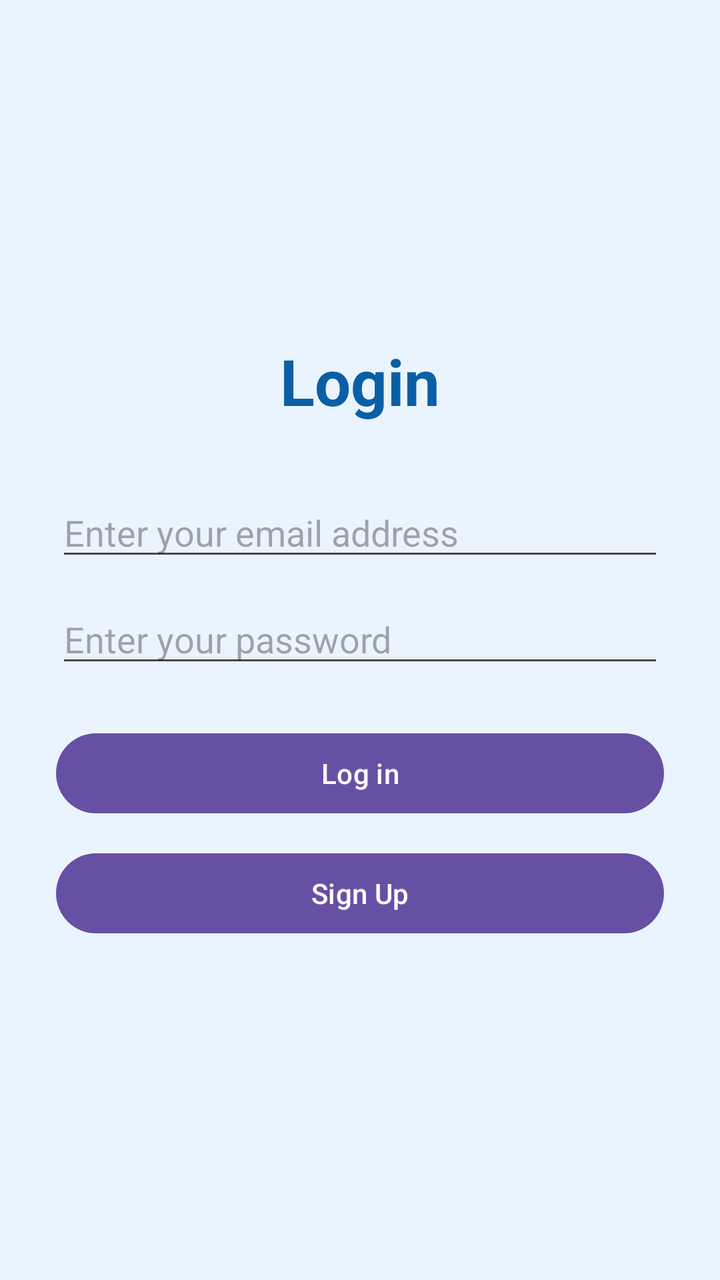
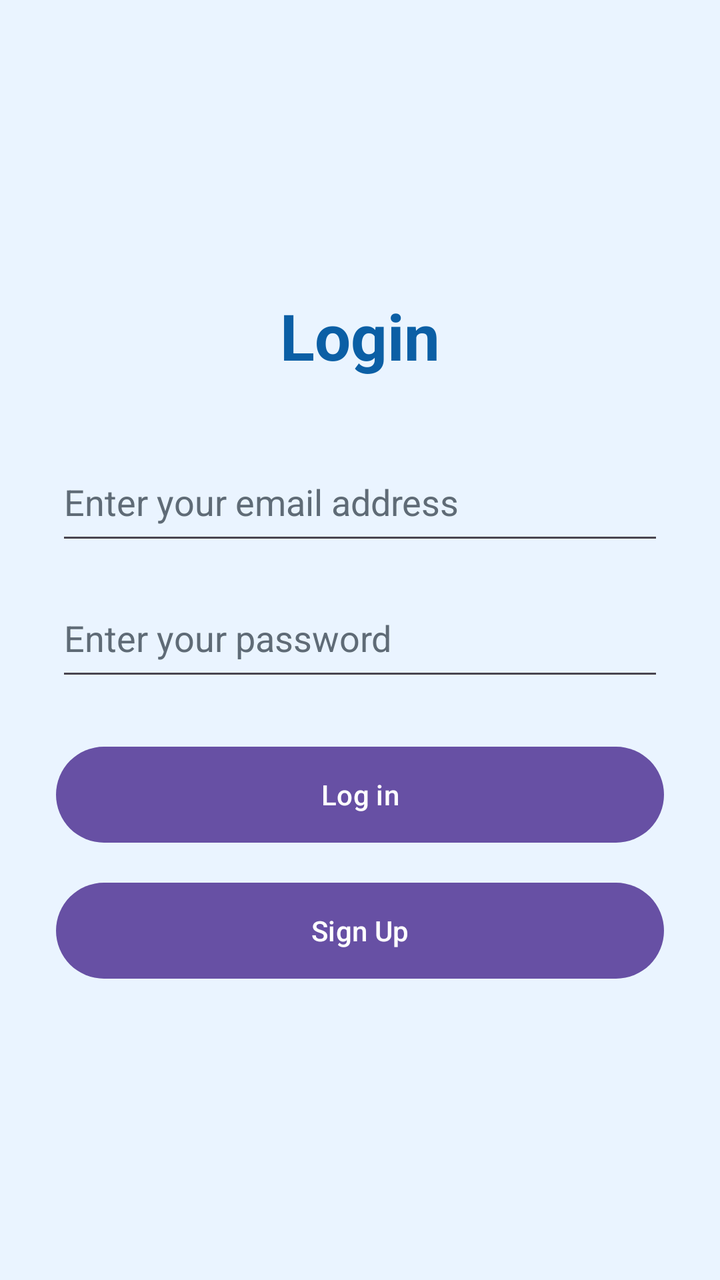

Two renders of the same Android screen: before a commit and after it. Below are the layout's source before the change and the commit's diff.
<!-- AndroidManifest.xml: application theme Theme.SmartAcademia -->
<!-- res/layout/activity_login.xml -->
<?xml version="1.0" encoding="utf-8"?>
<LinearLayout xmlns:android="http://schemas.android.com/apk/res/android"
    android:layout_width="match_parent"
    android:layout_height="match_parent"
    android:orientation="vertical"
    android:padding="28dp"
    android:gravity="center"
    android:background="#EAF4FF">

    <TextView
        android:layout_width="wrap_content"
        android:layout_height="wrap_content"
        android:text="@string/login_title"
        android:textSize="32sp"
        android:textStyle="bold"
        android:textColor="#0B5FA5"
        android:layout_marginBottom="32dp" />

    <EditText
        android:id="@+id/emailEditText"
        android:layout_width="match_parent"
        android:layout_height="wrap_content"
        android:hint="@string/email_hint"
        android:inputType="textEmailAddress" />

    <EditText
        android:id="@+id/passwordEditText"
        android:layout_width="match_parent"
        android:layout_height="wrap_content"
        android:hint="@string/password_hint"
        android:inputType="textPassword"
        android:layout_marginTop="12dp" />

    <Button
        android:id="@+id/loginButton"
        android:layout_width="match_parent"
        android:layout_height="wrap_content"
        android:text="@string/login_button"
        android:layout_marginTop="24dp" />

    <Button
        android:id="@+id/registerButton"
        android:layout_width="match_parent"
        android:layout_height="wrap_content"
        android:text="@string/signup_button"
        android:layout_marginTop="12dp" />

</LinearLayout>
<!-- resources referenced by this layout -->
<resources>
  <string name="email_hint">Enter your email address</string>
  <string name="login_button">Log in</string>
  <string name="login_title">Login</string>
  <string name="password_hint">Enter your password</string>
  <string name="signup_button">Sign Up</string>
  <style name="Theme.SmartAcademia" parent="Base.Theme.SmartAcademia" />
  <style name="Base.Theme.SmartAcademia" parent="Theme.Material3.DayNight.NoActionBar">
          
          
      </style>
</resources>

<!-- the commit's change to res/layout/activity_login.xml (unified diff, before → after) -->
@@ -19,30 +19,38 @@
     <EditText
         android:id="@+id/emailEditText"
         android:layout_width="match_parent"
-        android:layout_height="wrap_content"
+        android:layout_height="56dp"
         android:hint="@string/email_hint"
-        android:inputType="textEmailAddress" />
+        android:inputType="textEmailAddress"
+        android:autofillHints="emailAddress"
+        android:textColor="#1F2933"
+        android:textColorHint="#5F6B76" />
 
     <EditText
         android:id="@+id/passwordEditText"
         android:layout_width="match_parent"
-        android:layout_height="wrap_content"
+        android:layout_height="56dp"
+        android:layout_marginTop="12dp"
         android:hint="@string/password_hint"
         android:inputType="textPassword"
-        android:layout_marginTop="12dp" />
+        android:autofillHints="password"
+        android:textColor="#1F2933"
+        android:textColorHint="#5F6B76" />
 
     <Button
         android:id="@+id/loginButton"
         android:layout_width="match_parent"
-        android:layout_height="wrap_content"
+        android:layout_height="56dp"
+        android:layout_marginTop="24dp"
         android:text="@string/login_button"
-        android:layout_marginTop="24dp" />
+        android:textColor="#FFFFFF" />
 
     <Button
         android:id="@+id/registerButton"
         android:layout_width="match_parent"
-        android:layout_height="wrap_content"
+        android:layout_height="56dp"
+        android:layout_marginTop="12dp"
         android:text="@string/signup_button"
-        android:layout_marginTop="12dp" />
+        android:textColor="#FFFFFF" />
 
 </LinearLayout>
